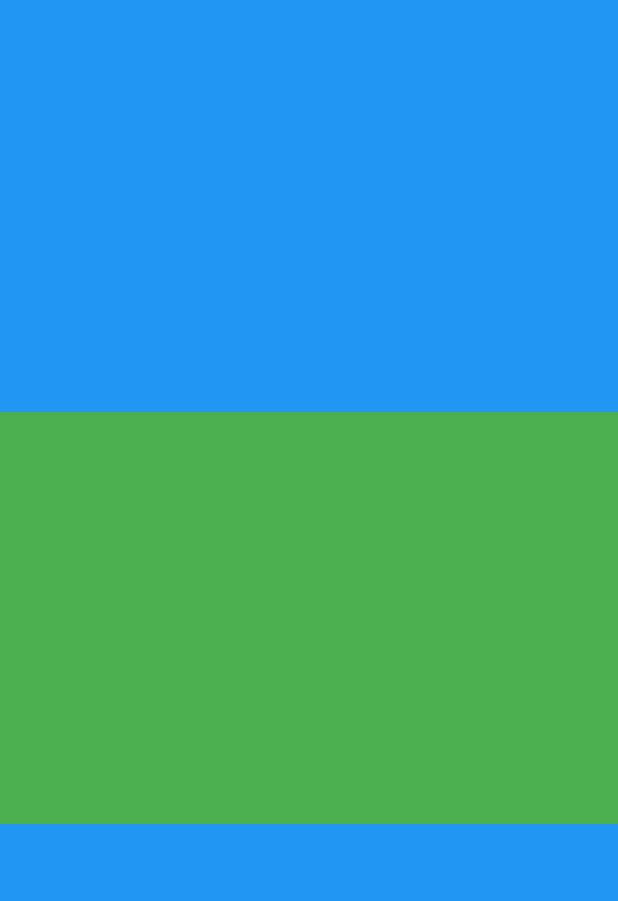
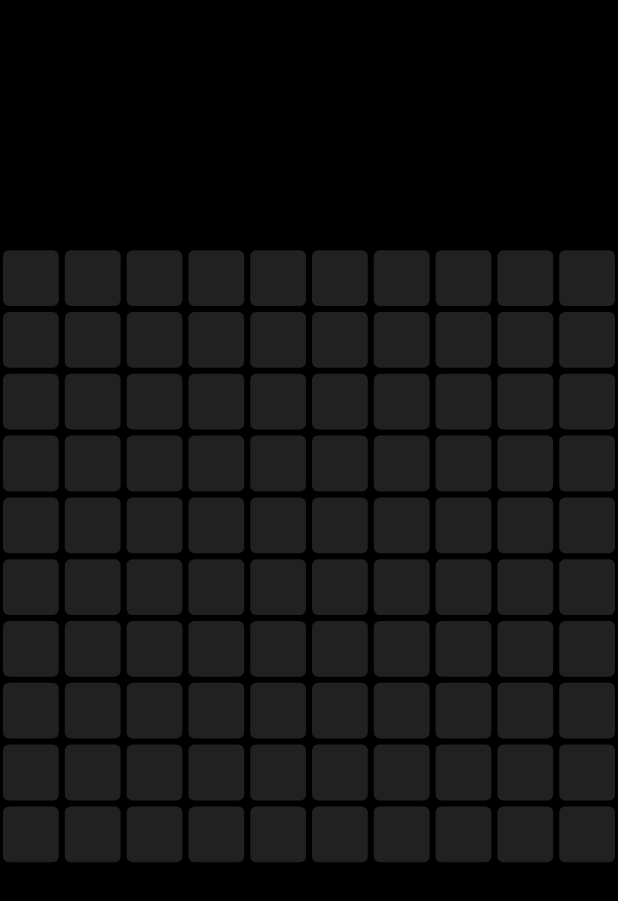
Before and after one commit to avikumar11haz/Snake_game, a Flutter app: the screen it shows after launch, on a phone screen of 412 x 824 dp. Shown: the top 901 px of the screen. Run offline on Flutter 3.47's test engine with Material 2 defaults, Android fonts, the light colour scheme and no system bars.

Commit message:
create blank Pixel file

```diff
--- /dev/null
+++ b/lib/blank_pixel.dart
@@ -0,0 +1,18 @@
+import 'package:flutter/material.dart';
+
+class BlankPixel extends StatelessWidget {
+  const BlankPixel({Key? key}) : super(key: key);
+
+  @override
+  Widget build(BuildContext context) {
+    return Padding(
+      padding: const EdgeInsets.all(2.0),
+      child: Container(
+        decoration: BoxDecoration(
+          color: Colors.grey[900],
+          borderRadius: BorderRadius.circular(4),
+        ),
+      ),
+    );
+  }
+}
--- a/lib/home_page.dart
+++ b/lib/home_page.dart
@@ -1,4 +1,5 @@
 import 'package:flutter/material.dart';
+import 'package:snake_game/blank_pixel.dart';
 
 class HomePage extends StatefulWidget {
   const HomePage({Key? key}) : super(key: key);
@@ -8,26 +9,33 @@ class HomePage extends StatefulWidget {
 }
 
 class _HomePageState extends State<HomePage> {
+  // grid dimensions
+  int rowSize = 10;
+  int totalNumberOfSquares = 100;
+
   @override
   Widget build(BuildContext context) {
     return Scaffold(
+      backgroundColor: Colors.black,
       body: Column(
         children: [
           //high scores
-          Expanded(
-              child: Container(
-            color: Colors.blue,
-          )),
+          Expanded(child: Container()),
           // game grid
           Expanded(
-              child: Container(
-            color: Colors.green,
-          )),
+            flex: 3,
+            child: GridView.builder(
+              itemCount: totalNumberOfSquares,
+              physics: const NeverScrollableScrollPhysics(),
+              gridDelegate:
+                  SliverGridDelegateWithFixedCrossAxisCount(crossAxisCount: rowSize),
+              itemBuilder: (context, index) {
+                return const BlankPixel();
+              },
+            ),
+          ),
           // play button
-          Expanded(
-              child: Container(
-            color: Colors.blue,
-          )),
+          Expanded(child: Container()),
         ],
       ),
     );
```
